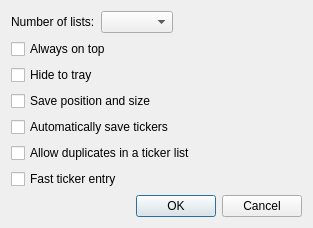
The window that options.ui (HappySeaFox/tht) describes before a commit, drawn with Qt 5.
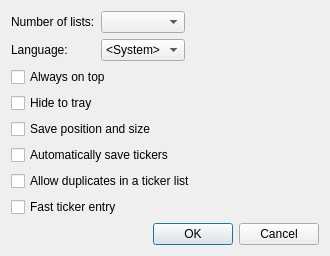
The same window after the commit.

Commit message: Added language selector

Patch:
```diff
--- a/options.ui
+++ b/options.ui
@@ -6,16 +6,42 @@
    <rect>
     <x>0</x>
     <y>0</y>
-    <width>313</width>
-    <height>213</height>
+    <width>330</width>
+    <height>239</height>
    </rect>
   </property>
   <property name="windowTitle">
    <string>Options</string>
   </property>
   <layout class="QGridLayout" name="gridLayout_2">
-   <item row="0" column="0">
+   <item row="1" column="0">
+    <widget class="QCheckBox" name="checkOnTop">
+     <property name="text">
+      <string>Always on top</string>
+     </property>
+    </widget>
+   </item>
+   <item row="3" column="0">
+    <widget class="QCheckBox" name="checkSave">
+     <property name="text">
+      <string>Save position and size</string>
+     </property>
+    </widget>
+   </item>
+   <item row="0" column="0" colspan="2">
     <layout class="QGridLayout" name="gridLayout">
+     <item row="1" column="1">
+      <widget class="QComboBox" name="comboLang">
+       <item>
+        <property name="text">
+         <string>&lt;System&gt;</string>
+        </property>
+       </item>
+      </widget>
+     </item>
+     <item row="0" column="1">
+      <widget class="QComboBox" name="comboNumberOfLists"/>
+     </item>
      <item row="0" column="0">
       <widget class="QLabel" name="label">
        <property name="text">
@@ -23,10 +49,14 @@
        </property>
       </widget>
      </item>
-     <item row="0" column="1">
-      <widget class="QComboBox" name="comboNumberOfLists"/>
+     <item row="1" column="0">
+      <widget class="QLabel" name="label_2">
+       <property name="text">
+        <string>Language:</string>
+       </property>
+      </widget>
      </item>
-     <item row="0" column="2">
+     <item row="0" column="2" rowspan="2">
       <spacer name="horizontalSpacer">
        <property name="orientation">
         <enum>Qt::Horizontal</enum>
@@ -41,10 +71,20 @@
      </item>
     </layout>
    </item>
-   <item row="1" column="0">
-    <widget class="QCheckBox" name="checkOnTop">
+   <item row="4" column="0" colspan="2">
+    <widget class="QCheckBox" name="checkSaveTickers">
      <property name="text">
-      <string>Always on top</string>
+      <string>Automatically save tickers</string>
+     </property>
+    </widget>
+   </item>
+   <item row="8" column="0" colspan="2">
+    <widget class="QDialogButtonBox" name="buttonBox">
+     <property name="orientation">
+      <enum>Qt::Horizontal</enum>
+     </property>
+     <property name="standardButtons">
+      <set>QDialogButtonBox::Cancel|QDialogButtonBox::Ok</set>
      </property>
     </widget>
    </item>
@@ -55,35 +95,14 @@
      </property>
     </widget>
    </item>
-   <item row="3" column="0">
-    <widget class="QCheckBox" name="checkSave">
-     <property name="text">
-      <string>Save position and size</string>
-     </property>
-    </widget>
-   </item>
-   <item row="4" column="0">
-    <widget class="QCheckBox" name="checkSaveTickers">
-     <property name="text">
-      <string>Automatically save tickers</string>
-     </property>
-    </widget>
-   </item>
-   <item row="5" column="0">
+   <item row="5" column="0" colspan="2">
     <widget class="QCheckBox" name="checkAllowDups">
      <property name="text">
       <string>Allow duplicates in a ticker list</string>
      </property>
     </widget>
    </item>
-   <item row="6" column="0">
-    <widget class="QCheckBox" name="checkMini">
-     <property name="text">
-      <string>Fast ticker entry</string>
-     </property>
-    </widget>
-   </item>
-   <item row="7" column="0">
+   <item row="7" column="1">
     <spacer name="verticalSpacer">
      <property name="orientation">
       <enum>Qt::Vertical</enum>
@@ -96,13 +115,10 @@
      </property>
     </spacer>
    </item>
-   <item row="8" column="0">
-    <widget class="QDialogButtonBox" name="buttonBox">
-     <property name="orientation">
-      <enum>Qt::Horizontal</enum>
-     </property>
-     <property name="standardButtons">
-      <set>QDialogButtonBox::Cancel|QDialogButtonBox::Ok</set>
+   <item row="6" column="0">
+    <widget class="QCheckBox" name="checkMini">
+     <property name="text">
+      <string>Fast ticker entry</string>
      </property>
     </widget>
    </item>
```
Left out of the diff: 1 changed line with no effect on the pictures. The commit also changes 6 other files.
